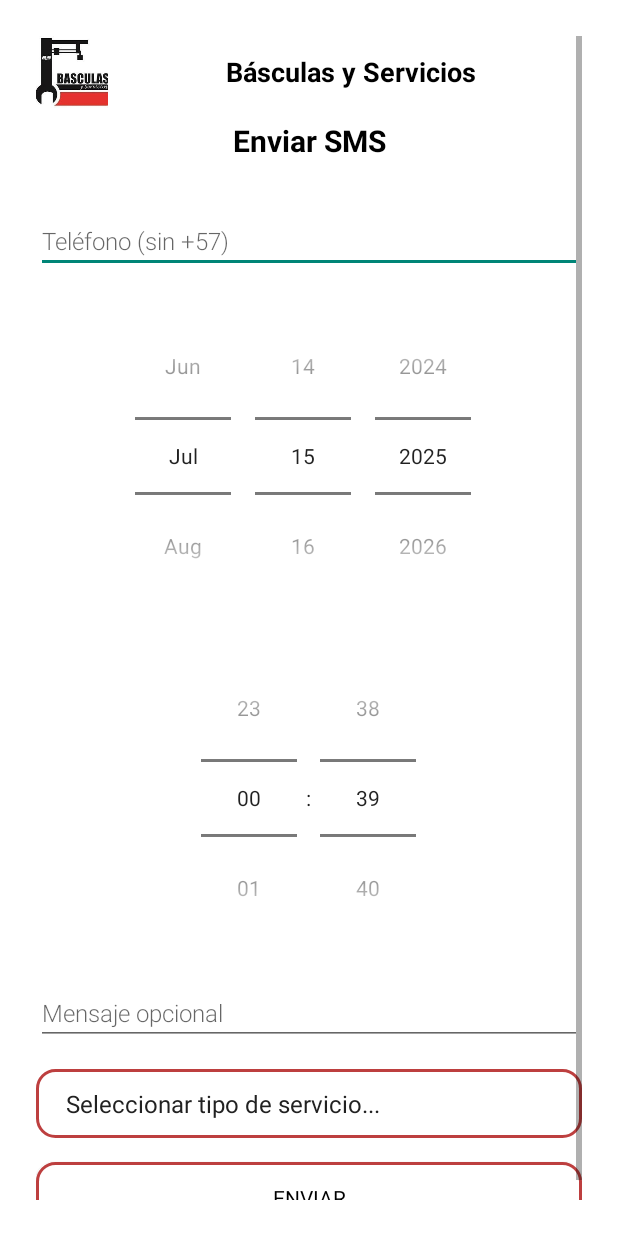
After one commit to Jtoscanoa/BasculasyServicios, an Android app: the SendSmsWebhookActivity screen opened directly, with no data from a screen before it, on a phone screen of 412 x 824 dp. The commit adds this screen. Run offline under Robolectric (Android 15) with nearby library versions, the phone set to English and light mode, and no system bars.

Commit message:
Add webhook SMS sending feature

```diff
--- a/ProyectoByS/app/build.gradle.kts
+++ b/ProyectoByS/app/build.gradle.kts
@@ -37,6 +37,7 @@ dependencies {
     implementation(libs.material)
     implementation(libs.activity)
     implementation(libs.constraintlayout)
+    implementation(libs.okhttp)
     implementation("androidx.recyclerview:recyclerview:1.2.1")
     implementation("androidx.cardview:cardview:1.0.0")
     testImplementation(libs.junit)
--- a/ProyectoByS/app/src/main/AndroidManifest.xml
+++ b/ProyectoByS/app/src/main/AndroidManifest.xml
@@ -2,6 +2,7 @@
     package="com.puropoo.proyectobys">
 
     <uses-permission android:name="android.permission.SEND_SMS" />
+    <uses-permission android:name="android.permission.INTERNET" />
 
     <application
         android:allowBackup="true"
@@ -63,5 +64,6 @@
         </activity>
         <activity android:name=".MensajesSmsActivity" />
         <activity android:name=".SmsManagementActivity" />
+        <activity android:name=".SendSmsWebhookActivity" />
     </application>
 </manifest>
--- /dev/null
+++ b/ProyectoByS/app/src/main/java/com/puropoo/proyectobys/SendSmsWebhookActivity.java
@@ -0,0 +1,135 @@
+package com.puropoo.proyectobys;
+
+import android.os.Bundle;
+import android.widget.ArrayAdapter;
+import android.widget.Button;
+import android.widget.DatePicker;
+import android.widget.EditText;
+import android.widget.Spinner;
+import android.widget.TimePicker;
+import android.widget.Toast;
+
+import androidx.appcompat.app.AppCompatActivity;
+
+import org.json.JSONObject;
+
+import java.io.IOException;
+import java.time.LocalDate;
+import java.time.LocalTime;
+import java.time.ZoneId;
+import java.time.ZonedDateTime;
+import java.time.format.DateTimeFormatter;
+
+import okhttp3.Call;
+import okhttp3.Callback;
+import okhttp3.MediaType;
+import okhttp3.OkHttpClient;
+import okhttp3.Request;
+import okhttp3.RequestBody;
+import okhttp3.Response;
+
+public class SendSmsWebhookActivity extends AppCompatActivity {
+
+    private EditText etPhone, etMessage;
+    private DatePicker dpDate;
+    private TimePicker tpTime;
+    private Spinner spinnerServiceType;
+    private Button btnSend;
+
+    private static final String WEBHOOK_URL = "https://fhurtadoa2116.app.n8n.cloud/webhook-test/enviar-sms";
+
+    @Override
+    protected void onCreate(Bundle savedInstanceState) {
+        super.onCreate(savedInstanceState);
+        setContentView(R.layout.activity_send_webhook_sms);
+
+        etPhone = findViewById(R.id.etPhone);
+        etMessage = findViewById(R.id.etMessage);
+        dpDate = findViewById(R.id.dpDate);
+        tpTime = findViewById(R.id.tpTime);
+        tpTime.setIs24HourView(true);
+        spinnerServiceType = findViewById(R.id.spinnerServiceTypeSms);
+        btnSend = findViewById(R.id.btnSendSms);
+
+        ArrayAdapter<CharSequence> adapter = ArrayAdapter.createFromResource(this,
+                R.array.service_types, android.R.layout.simple_spinner_item);
+        adapter.setDropDownViewResource(android.R.layout.simple_spinner_dropdown_item);
+        spinnerServiceType.setAdapter(adapter);
+
+        btnSend.setOnClickListener(v -> sendSms());
+    }
+
+    private void sendSms() {
+        String phoneInput = etPhone.getText().toString().trim();
+        if (!phoneInput.matches("\\d{10}")) {
+            Toast.makeText(this, "Número inválido", Toast.LENGTH_SHORT).show();
+            return;
+        }
+
+        int servicePos = spinnerServiceType.getSelectedItemPosition();
+        if (servicePos <= 0) {
+            Toast.makeText(this, getString(R.string.select_service), Toast.LENGTH_SHORT).show();
+            return;
+        }
+
+        String serviceType = spinnerServiceType.getSelectedItem().toString();
+
+        int day = dpDate.getDayOfMonth();
+        int month = dpDate.getMonth() + 1;
+        int year = dpDate.getYear();
+        int hour = tpTime.getHour();
+        int minute = tpTime.getMinute();
+
+        LocalDate date = LocalDate.of(year, month, day);
+        LocalTime time = LocalTime.of(hour, minute);
+        ZonedDateTime zoned = ZonedDateTime.of(date, time, ZoneId.of("America/Bogota"));
+        String sendAt = zoned.format(DateTimeFormatter.ISO_OFFSET_DATE_TIME);
+
+        String optional = etMessage.getText().toString().trim();
+        String fullMessage = (optional + " " + serviceType + " " +
+                date.format(DateTimeFormatter.ofPattern("dd/MM/yyyy"))).trim();
+
+        try {
+            JSONObject json = new JSONObject();
+            json.put("phone", "+57" + phoneInput);
+            json.put("message", fullMessage);
+            json.put("sendAt", sendAt);
+
+            RequestBody body = RequestBody.create(
+                    json.toString(),
+                    MediaType.parse("application/json; charset=utf-8"));
+
+            OkHttpClient client = new OkHttpClient();
+            Request request = new Request.Builder()
+                    .url(WEBHOOK_URL)
+                    .post(body)
+                    .build();
+
+            client.newCall(request).enqueue(new Callback() {
+                @Override
+                public void onFailure(Call call, IOException e) {
+                    runOnUiThread(() ->
+                            Toast.makeText(SendSmsWebhookActivity.this,
+                                    "Error de conexión", Toast.LENGTH_SHORT).show());
+                }
+
+                @Override
+                public void onResponse(Call call, Response response) throws IOException {
+                    runOnUiThread(() -> {
+                        if (response.isSuccessful()) {
+                            Toast.makeText(SendSmsWebhookActivity.this,
+                                    "Enviado correctamente", Toast.LENGTH_SHORT).show();
+                        } else {
+                            Toast.makeText(SendSmsWebhookActivity.this,
+                                    "Error " + response.code(), Toast.LENGTH_SHORT).show();
+                        }
+                    });
+                    response.close();
+                }
+            });
+
+        } catch (Exception e) {
+            Toast.makeText(this, "Error creando datos", Toast.LENGTH_SHORT).show();
+        }
+    }
+}
--- /dev/null
+++ b/ProyectoByS/app/src/main/res/layout/activity_send_webhook_sms.xml
@@ -0,0 +1,98 @@
+<?xml version="1.0" encoding="utf-8"?>
+<ScrollView xmlns:android="http://schemas.android.com/apk/res/android"
+    android:layout_width="match_parent"
+    android:layout_height="match_parent"
+    android:padding="24dp"
+    android:background="#FFFFFF">
+
+    <LinearLayout
+        android:layout_width="match_parent"
+        android:layout_height="wrap_content"
+        android:orientation="vertical">
+
+        <LinearLayout
+            android:layout_width="match_parent"
+            android:layout_height="wrap_content"
+            android:orientation="horizontal"
+            android:layout_marginBottom="8dp"
+            android:gravity="center_vertical">
+
+            <ImageView
+                android:layout_width="48dp"
+                android:layout_height="48dp"
+                android:src="@drawable/logobys"
+                android:contentDescription="Logo"
+                android:layout_marginEnd="8dp" />
+
+            <TextView
+                android:layout_width="0dp"
+                android:layout_height="wrap_content"
+                android:layout_weight="1"
+                android:text="Básculas y Servicios"
+                android:textStyle="bold"
+                android:textSize="18sp"
+                android:gravity="center"
+                android:textColor="#000000" />
+        </LinearLayout>
+
+        <TextView
+            android:layout_width="match_parent"
+            android:layout_height="wrap_content"
+            android:text="Enviar SMS"
+            android:textSize="20sp"
+            android:textStyle="bold"
+            android:textColor="#000000"
+            android:gravity="center"
+            android:layout_marginBottom="32dp" />
+
+        <EditText
+            android:id="@+id/etPhone"
+            android:layout_width="match_parent"
+            android:layout_height="wrap_content"
+            android:hint="Teléfono (sin +57)"
+            style="@style/TextAppearance.Body"
+            android:inputType="phone"
+            android:layout_marginBottom="16dp" />
+
+        <DatePicker
+            android:id="@+id/dpDate"
+            android:layout_width="match_parent"
+            android:layout_height="wrap_content"
+            android:layout_marginBottom="16dp"
+            android:datePickerMode="spinner"
+            android:calendarViewShown="false" />
+
+        <TimePicker
+            android:id="@+id/tpTime"
+            android:layout_width="match_parent"
+            android:layout_height="wrap_content"
+            android:layout_marginBottom="16dp"
+            android:timePickerMode="spinner" />
+
+        <EditText
+            android:id="@+id/etMessage"
+            android:layout_width="match_parent"
+            android:layout_height="wrap_content"
+            android:hint="Mensaje opcional"
+            style="@style/TextAppearance.Body"
+            android:inputType="text"
+            android:layout_marginBottom="16dp" />
+
+        <Spinner
+            android:id="@+id/spinnerServiceTypeSms"
+            android:layout_width="match_parent"
+            android:layout_height="wrap_content"
+            android:layout_marginBottom="16dp"
+            android:background="@drawable/button_border_red"
+            android:padding="12dp" />
+
+        <Button
+            android:id="@+id/btnSendSms"
+            android:layout_width="match_parent"
+            android:layout_height="wrap_content"
+            android:text="ENVIAR"
+            android:background="@drawable/button_border_red"
+            android:textColor="#000000"
+            android:layout_marginBottom="16dp" />
+    </LinearLayout>
+</ScrollView>
--- a/ProyectoByS/gradle/libs.versions.toml
+++ b/ProyectoByS/gradle/libs.versions.toml
@@ -8,6 +8,7 @@ appcompat = "1.7.1"
 material = "1.12.0"
 activity = "1.8.0"
 constraintlayout = "2.2.1"
+okhttp = "4.11.0"
 
 [libraries]
 lottie = { group = "com.airbnb.android", name = "lottie", version.ref = "lottie" }
@@ -18,6 +19,7 @@ appcompat = { group = "androidx.appcompat", name = "appcompat", version.ref = "a
 material = { group = "com.google.android.material", name = "material", version.ref = "material" }
 activity = { group = "androidx.activity", name = "activity", version.ref = "activity" }
 constraintlayout = { group = "androidx.constraintlayout", name = "constraintlayout", version.ref = "constraintlayout" }
+okhttp = { group = "com.squareup.okhttp3", name = "okhttp", version.ref = "okhttp" }
 
 [plugins]
 android-application = { id = "com.android.application", version.ref = "agp" }
```
Also changed, not shown: ProyectoByS/app/src/main/java/com/puropoo/proyectobys/MenuActivity.java (+7 -0 lines), ProyectoByS/app/src/main/res/layout/activity_menu.xml (+9 -0 lines).
